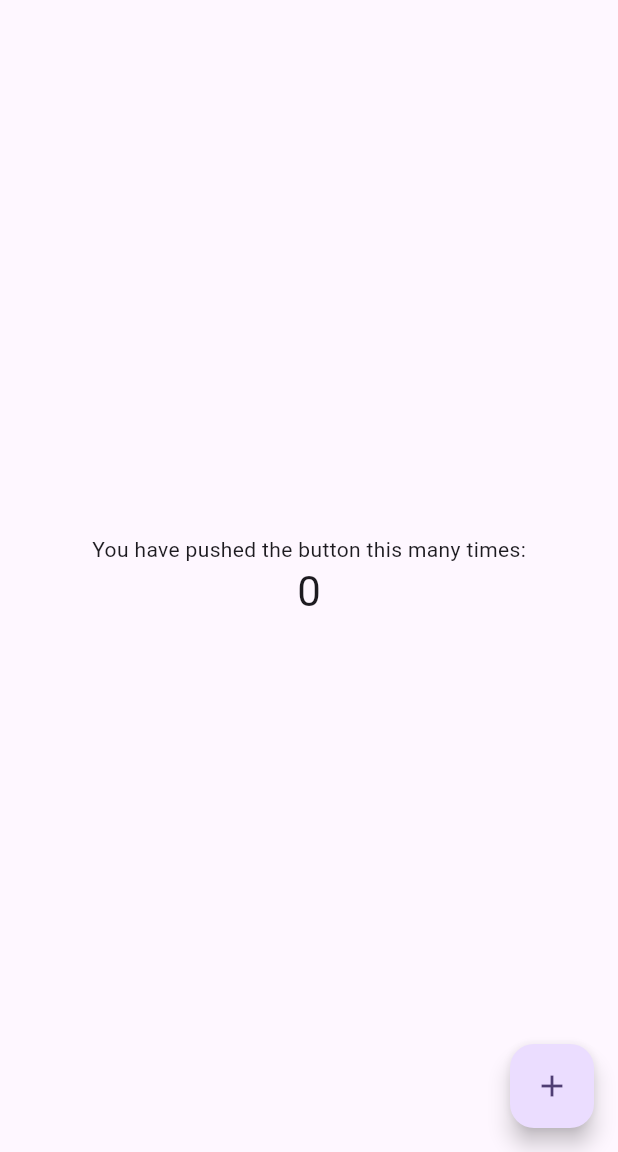
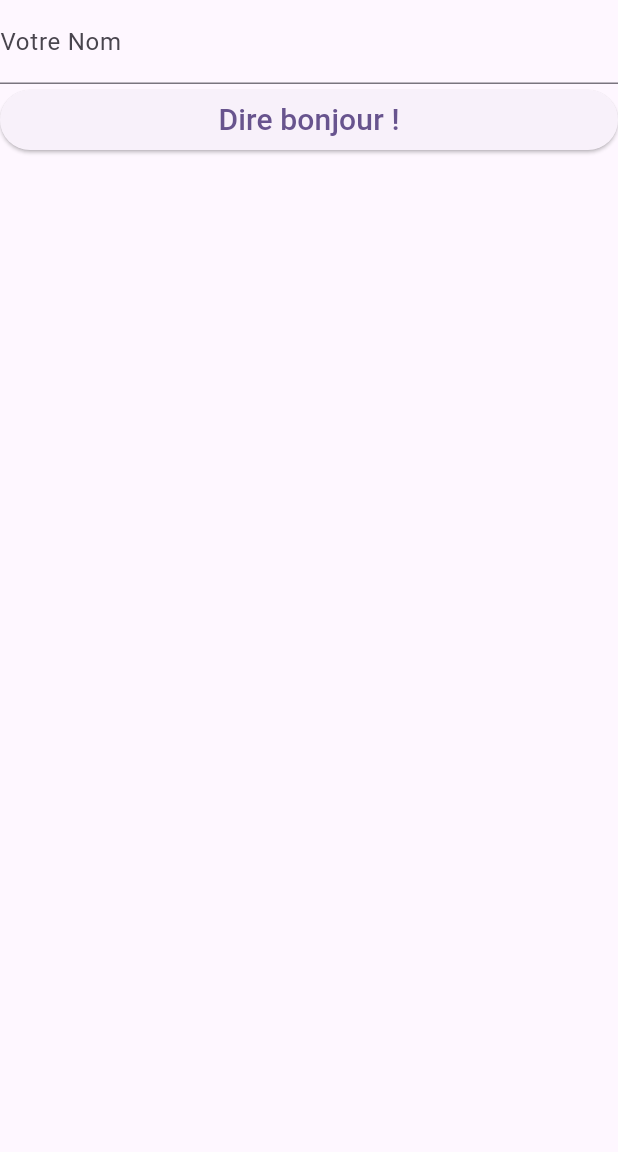
Before and after one commit to lucasbianciotto/tp-flutter-exo1, a Flutter app: the screen it shows after launch, on a phone screen of 412 x 824 dp, the part 84-1236 px from its top. Run offline on Flutter 3.47's test engine with Material 3 defaults, Android fonts, the phone set to English and light mode, and no system bars.

```diff
--- a/lib/components.dart
+++ b/lib/components.dart
@@ -0,0 +1,11 @@
+import 'package:flutter/cupertino.dart';
+
+import 'consts.dart';
+
+class MyPadding extends Padding {
+  const MyPadding({super.key, required super.child}): super(padding: defaultPadding);
+}
+
+class MyText extends Text {
+  const MyText(super.data, {super.key}): super(style: defaultTextStyle);
+}
--- a/lib/consts.dart
+++ b/lib/consts.dart
@@ -1,3 +1,5 @@
+import 'package:flutter/cupertino.dart';
+
 const appTitle = "Mon APP";
-const defaultPadding = null;
-const defaultTextStyle = null;
+const defaultPadding = EdgeInsets.all(15);
+const defaultTextStyle = TextStyle(fontSize: 20);
--- a/lib/main.dart
+++ b/lib/main.dart
@@ -1,4 +1,6 @@
 import 'package:flutter/material.dart';
+import 'package:tp1/components.dart';
+import 'package:tp1/consts.dart';
 
 void main() {
   runApp(const MyApp());
@@ -11,23 +13,8 @@ class MyApp extends StatelessWidget {
   @override
   Widget build(BuildContext context) {
     return MaterialApp(
-      title: 'Flutter Demo',
+      title: appTitle,
       theme: ThemeData(
-        // This is the theme of your application.
-        //
-        // TRY THIS: Try running your application with "flutter run". You'll see
-        // the application has a purple toolbar. Then, without quitting the app,
-        // try changing the seedColor in the colorScheme below to Colors.green
-        // and then invoke "hot reload" (save your changes or press the "hot
-        // reload" button in a Flutter-supported IDE, or press "r" if you used
-        // the command line to start the app).
-        //
-        // Notice that the counter didn't reset back to zero; the application
-        // state is not lost during the reload. To reset the state, use hot
-        // restart instead.
-        //
-        // This works for code too, not just values: Most code changes can be
-        // tested with just a hot reload.
         colorScheme: ColorScheme.fromSeed(seedColor: Colors.deepPurple),
         useMaterial3: true,
       ),
@@ -38,16 +25,6 @@ class MyApp extends StatelessWidget {
 
 class MyHomePage extends StatefulWidget {
   const MyHomePage({super.key, required this.title});
-
-  // This widget is the home page of your application. It is stateful, meaning
-  // that it has a State object (defined below) that contains fields that affect
-  // how it looks.
-
-  // This class is the configuration for the state. It holds the values (in this
-  // case the title) provided by the parent (in this case the App widget) and
-  // used by the build method of the State. Fields in a Widget subclass are
-  // always marked "final".
-
   final String title;
 
   @override
@@ -55,71 +32,54 @@ class MyHomePage extends StatefulWidget {
 }
 
 class _MyHomePageState extends State<MyHomePage> {
-  int _counter = 0;
+  final _formkey = GlobalKey<FormState>();
+  late String _name;
 
-  void _incrementCounter() {
-    setState(() {
-      // This call to setState tells the Flutter framework that something has
-      // changed in this State, which causes it to rerun the build method below
-      // so that the display can reflect the updated values. If we changed
-      // _counter without calling setState(), then the build method would not be
-      // called again, and so nothing would appear to happen.
-      _counter++;
-    });
+  _sayHello(BuildContext context) {
+    if(!_formkey.currentState!.validate()) return;
+    _formkey.currentState?.save();
+    showDialog(context: context, builder: (context) => AlertDialog(
+        content: MyText("Bonjour, ${_name.trim()}"),
+        actions: [
+          ElevatedButton(
+              onPressed: () => Navigator.of(context).pop(),
+              child: const MyText("Merci!"))
+        ],
+    ));
   }
 
   @override
   Widget build(BuildContext context) {
-    // This method is rerun every time setState is called, for instance as done
-    // by the _incrementCounter method above.
-    //
-    // The Flutter framework has been optimized to make rerunning build methods
-    // fast, so that you can just rebuild anything that needs updating rather
-    // than having to individually change instances of widgets.
     return Scaffold(
       appBar: AppBar(
-        // TRY THIS: Try changing the color here to a specific color (to
-        // Colors.amber, perhaps?) and trigger a hot reload to see the AppBar
-        // change color while the other colors stay the same.
         backgroundColor: Theme.of(context).colorScheme.inversePrimary,
-        // Here we take the value from the MyHomePage object that was created by
-        // the App.build method, and use it to set our appbar title.
         title: Text(widget.title),
       ),
-      body: Center(
-        // Center is a layout widget. It takes a single child and positions it
-        // in the middle of the parent.
-        child: Column(
-          // Column is also a layout widget. It takes a list of children and
-          // arranges them vertically. By default, it sizes itself to fit its
-          // children horizontally, and tries to be as tall as its parent.
-          //
-          // Column has various properties to control how it sizes itself and
-          // how it positions its children. Here we use mainAxisAlignment to
-          // center the children vertically; the main axis here is the vertical
-          // axis because Columns are vertical (the cross axis would be
-          // horizontal).
-          //
-          // TRY THIS: Invoke "debug painting" (choose the "Toggle Debug Paint"
-          // action in the IDE, or press "p" in the console), to see the
-          // wireframe for each widget.
-          mainAxisAlignment: MainAxisAlignment.center,
-          children: <Widget>[
-            const Text(
-              'You have pushed the button this many times:',
-            ),
-            Text(
-              '$_counter',
-              style: Theme.of(context).textTheme.headlineMedium,
-            ),
-          ],
-        ),
-      ),
-      floatingActionButton: FloatingActionButton(
-        onPressed: _incrementCounter,
-        tooltip: 'Increment',
-        child: const Icon(Icons.add),
-      ), // This trailing comma makes auto-formatting nicer for build methods.
+      body: Form(
+          key: _formkey,
+          child: Column(
+            children: [
+              TextFormField(
+                decoration: const InputDecoration(
+                  labelText: "Votre Nom",
+                ),
+                onSaved: (value) => _name = value.toString(),
+                validator: (value) {
+                  if(value == null || value.trim().isEmpty) return "Veuillez saisir un nom.";
+                  return null;
+                },
+              ),
+              SizedBox(
+                width: double.infinity,
+                child: ElevatedButton(
+                    onPressed: () {
+                      _sayHello(context);
+                    },
+                    child: const MyText("Dire bonjour !")
+                ),
+              )
+            ],
+      ))
     );
   }
 }
```
Also changed, not shown: 2 other files.
